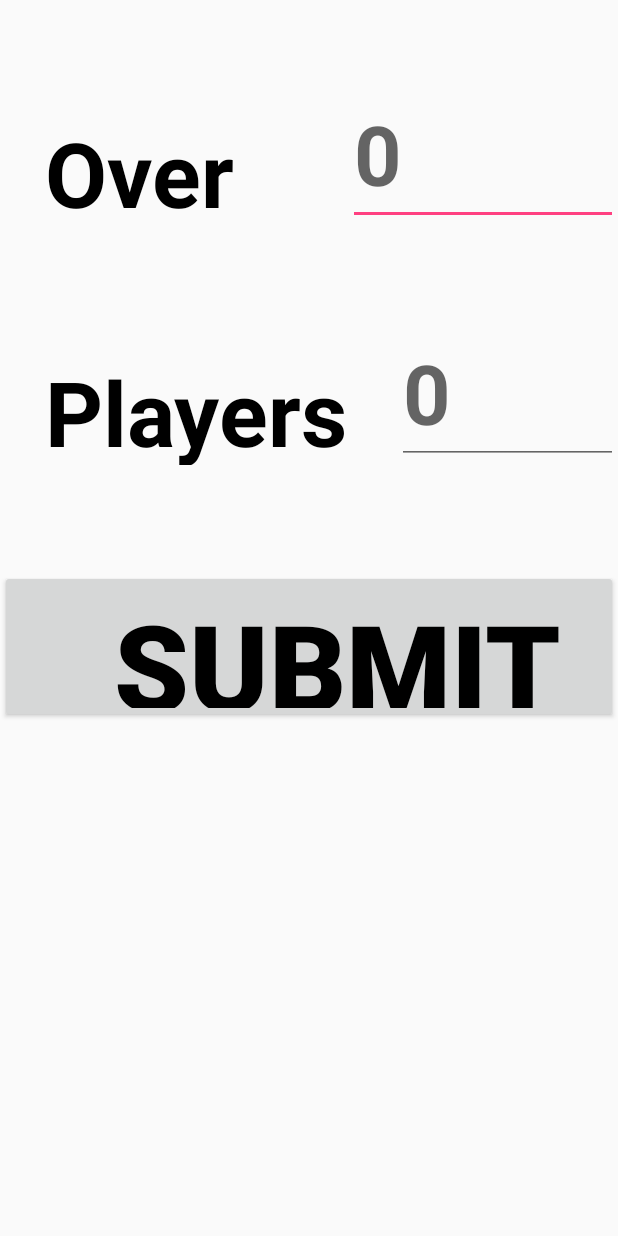
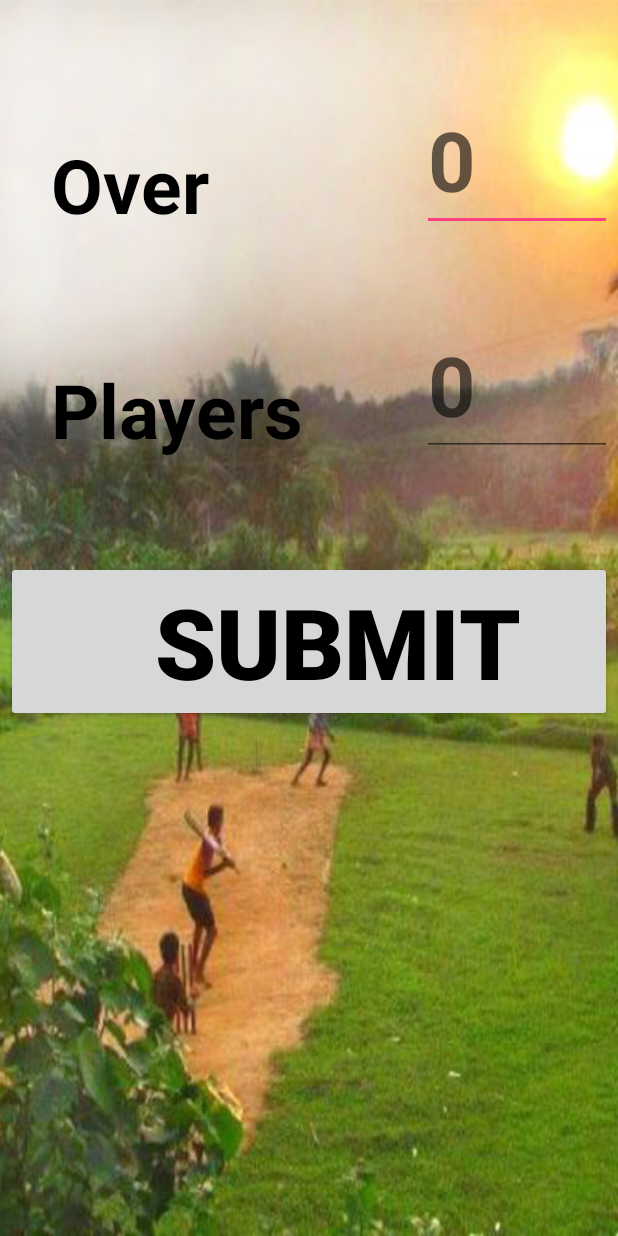
Before and after one commit to Qaiums/CricketScoreKeeper, an Android app: the screen it shows after launch (MainActivity), on a phone screen of 412 x 824 dp. Run offline under Robolectric (Android 15) with nearby library versions, the phone set to English and light mode, and no system bars.

Commit message:
add logo end_match pop-up background button comments

```diff
--- a/app/src/main/AndroidManifest.xml
+++ b/app/src/main/AndroidManifest.xml
@@ -4,7 +4,7 @@
     <uses-permission android:name="android.permission.WRITE_EXTERNAL_STORAGE"/>
     <application
         android:allowBackup="true"
-        android:icon="@mipmap/ic_launcher"
+        android:icon="@drawable/logo"
         android:label="@string/app_name"
         android:supportsRtl="true"
         android:theme="@style/AppTheme"
--- a/app/src/main/java/com/team/aaa450/cricketscorekeeper/MatchProgress.java
+++ b/app/src/main/java/com/team/aaa450/cricketscorekeeper/MatchProgress.java
@@ -202,6 +202,7 @@ public class MatchProgress extends AppCompatActivity {
     public static int firstTeamScore ;
     public static String firstTeamName ;
 
+
     @Override
     protected void onCreate(Bundle savedInstanceState) {
         super.onCreate(savedInstanceState);
@@ -290,6 +291,8 @@ public class MatchProgress extends AppCompatActivity {
                 teamTotalRunsVariable);
         undoButton.setEnabled(true);
 
+        Toast.makeText(MatchProgress.this, runsAmountToUpdate+" runs score !",
+                Toast.LENGTH_SHORT).show();
         if(!firstPlayerSelected){
             selectFirstPlayerOnStrikeDescision();
         }
@@ -475,14 +478,14 @@ public class MatchProgress extends AppCompatActivity {
     //public void setButtonText(Button bt){bt.setText("Finish");}
 
     public void doneButtonFunctionality() {
-        if(firstTeam){
+       /* if(firstTeam){
             Toast.makeText(MatchProgress.this, "firstTeam is true",
                     Toast.LENGTH_LONG).show();
         }
         else{
             Toast.makeText(MatchProgress.this, "firstTeam is false",
                     Toast.LENGTH_LONG).show();
-        }
+        }*/
         if (firstTeam) {
             /*
             referenceId = contractClass.specialReferenceNumberGenerator.referenceIdGenerator();
@@ -562,7 +565,7 @@ public class MatchProgress extends AppCompatActivity {
             File imageFile = new File(mPath);
 
             FileOutputStream outputStream = new FileOutputStream(imageFile);
-            int quality = 100;
+            int quality = 60;
             bitmap.compress(Bitmap.CompressFormat.PNG, quality, outputStream);
             outputStream.flush();
             outputStream.close();
--- a/app/src/main/res/layout/content_main.xml
+++ b/app/src/main/res/layout/content_main.xml
@@ -2,7 +2,17 @@
 <ScrollView
     android:layout_width="fill_parent"
     android:layout_height="fill_parent"
+    android:background="@drawable/qaium5"
     xmlns:android="http://schemas.android.com/apk/res/android">
+
+    <LinearLayout
+        android:id="@+id/wholeScreen"
+        android:layout_width="fill_parent"
+        android:layout_height="fill_parent"
+        android:orientation="vertical"
+        android:padding="4sp"
+        xmlns:android="http://schemas.android.com/apk/res/android"
+        >
 
 <LinearLayout
     android:layout_width="fill_parent"
@@ -17,14 +27,14 @@
         android:orientation="horizontal"
         android:paddingTop="70sp">
         <TextView
-            android:layout_width="204dp"
-            android:layout_height="89dp"
+            android:layout_width="0dp"
+            android:layout_height="wrap_content"
+            android:layout_weight="1.8"
             android:text="Over"
             android:paddingLeft="30sp"
-            android:textSize="60sp"
+            android:textSize="50sp"
             android:textStyle="bold"
-            android:textColor="#000000"
-            android:layout_weight="0.13" />
+            android:textColor="#000000" />
 
         <EditText
             android:id="@+id/mainScreenTotalNumberOfOvers"
@@ -51,7 +61,7 @@
             android:layout_weight="1.8"
             android:text="Players"
             android:paddingLeft="30sp"
-            android:textSize="60sp"
+            android:textSize="50sp"
             android:textStyle="bold"
             android:textColor="#000000"
             />
@@ -60,7 +70,7 @@
             android:id="@+id/mainScreenTotalNumberOfPlayers"
             android:layout_width="0dp"
             android:layout_height="80sp"
-            android:layout_weight="1"
+            android:layout_weight="0.82"
             android:hint="0"
             android:textSize="55sp"
             android:textStyle="bold"
@@ -69,19 +79,18 @@
     </LinearLayout>
 
 
+</LinearLayout>
+
         <Button
             android:id="@+id/mainScreenSubmitButton"
             android:paddingLeft="50sp"
             android:layout_width="match_parent"
-        android:layout_height="102dp"
+            android:layout_height="wrap_content"
             android:text="Submit"
             android:textStyle="bold"
             android:textColor="#000000"
-        android:textSize="80sp"
+            android:textSize="65sp"
             />
-
-
-
 
     </LinearLayout>
 
--- a/app/src/main/res/layout/match_end_view.xml
+++ b/app/src/main/res/layout/match_end_view.xml
@@ -4,9 +4,11 @@
     android:layout_height="match_parent">
 
 
+
     <TextView
         android:id="@+id/endMatchDialogTextView"
         android:layout_width="wrap_content"
+        android:background="@drawable/trophy"
         android:layout_height="wrap_content"
         android:padding="20sp"
         android:textSize="30sp"
```
Also changed, not shown: app/src/main/res/drawable/background.jpg (added), app/src/main/res/drawable/logo.png (added), app/src/main/res/drawable/newlogo.png (added), app/src/main/res/drawable/trophy.jpg (added). Lines whose indentation alone changed are shown as unchanged.
